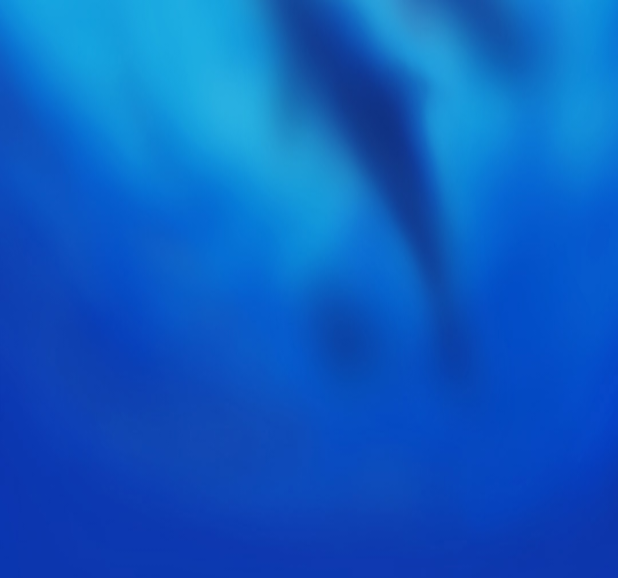
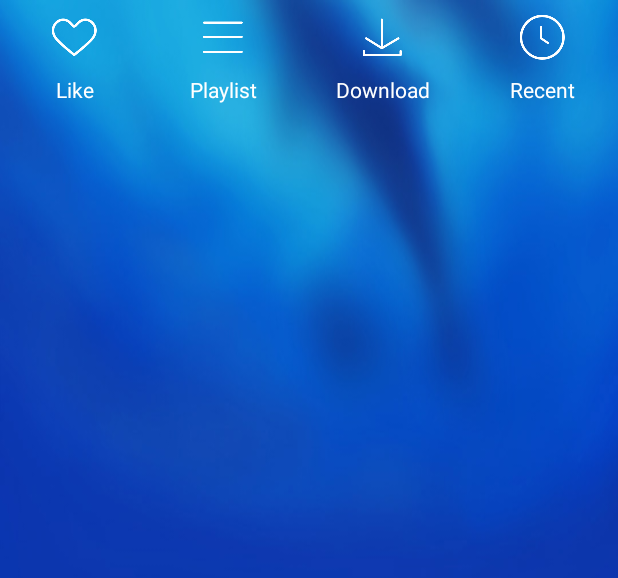
Before and after one commit to Aphrodite123/style, an Android app: the layout fragment_listen.xml on its own in the app's theme, with its tools: preview values and no code run, on a phone screen of 412 x 824 dp. Shown: the top 578 px of the screen. Run offline under Robolectric (Android 15) with nearby library versions, the phone set to English and light mode, and no system bars.

Commit message:
fragment listen navigation

```diff
--- a/HyunPlayer/app/src/main/res/drawable/actionbar_listen_bg_selected.xml
+++ b/HyunPlayer/app/src/main/res/drawable/actionbar_listen_bg_selected.xml
@@ -1,5 +1,5 @@
 <?xml version="1.0" encoding="utf-8"?>
 <selector xmlns:android="http://schemas.android.com/apk/res/android">
-    <item android:drawable="@drawable/actionbar_listen_selected" android:state_pressed="true"/>
+    <item android:drawable="@drawable/actionbar_listen_selected" android:state_selected="true"/>
     <item android:drawable="@drawable/actionbar_listen_normal"/>
 </selector>
--- a/HyunPlayer/app/src/main/res/drawable/actionbar_search_bg_selected.xml
+++ b/HyunPlayer/app/src/main/res/drawable/actionbar_search_bg_selected.xml
@@ -1,5 +1,5 @@
 <?xml version="1.0" encoding="utf-8"?>
 <selector xmlns:android="http://schemas.android.com/apk/res/android">
-    <item android:drawable="@drawable/actionbar_search_pressed" android:state_pressed="true"/>
+    <item android:drawable="@drawable/actionbar_search_pressed" android:state_selected="true"/>
     <item android:drawable="@drawable/actionbar_search_normal"/>
 </selector>
--- a/HyunPlayer/app/src/main/res/drawable/actionbar_sing_bg_selected.xml
+++ b/HyunPlayer/app/src/main/res/drawable/actionbar_sing_bg_selected.xml
@@ -1,5 +1,5 @@
 <?xml version="1.0" encoding="utf-8"?>
 <selector xmlns:android="http://schemas.android.com/apk/res/android">
-    <item android:drawable="@drawable/actionbar_sing_selected" android:state_pressed="true"/>
+    <item android:drawable="@drawable/actionbar_sing_selected" android:state_selected="true"/>
     <item android:drawable="@drawable/actionbar_sing_normal"/>
 </selector>
--- a/HyunPlayer/app/src/main/res/drawable/actionbar_watch_bg_selected.xml
+++ b/HyunPlayer/app/src/main/res/drawable/actionbar_watch_bg_selected.xml
@@ -1,5 +1,5 @@
 <?xml version="1.0" encoding="utf-8"?>
 <selector xmlns:android="http://schemas.android.com/apk/res/android">
-    <item android:drawable="@drawable/actionbar_watch_selected" android:state_pressed="true"/>
+    <item android:drawable="@drawable/actionbar_watch_selected" android:state_selected="true"/>
     <item android:drawable="@drawable/actionbar_watch_normal"/>
 </selector>
--- /dev/null
+++ b/HyunPlayer/app/src/main/res/drawable/fragement_listen_like_selected.xml
@@ -0,0 +1,5 @@
+<?xml version="1.0" encoding="utf-8"?>
+<selector xmlns:android="http://schemas.android.com/apk/res/android">
+    <item android:drawable="@drawable/skin_kg_navigation_fav_pressed" android:state_pressed="true"/>
+    <item android:drawable="@drawable/skin_kg_navigation_fav_normal"/>
+</selector>
--- /dev/null
+++ b/HyunPlayer/app/src/main/res/drawable/fragment_listen_download_selected.xml
@@ -0,0 +1,5 @@
+<?xml version="1.0" encoding="utf-8"?>
+<selector xmlns:android="http://schemas.android.com/apk/res/android">
+    <item android:drawable="@drawable/skin_kg_navigation_download_pressed" android:state_pressed="true"/>
+    <item android:drawable="@drawable/skin_kg_navigation_download_normal"/>
+</selector>
--- /dev/null
+++ b/HyunPlayer/app/src/main/res/drawable/fragment_listen_playlist_selected.xml
@@ -0,0 +1,5 @@
+<?xml version="1.0" encoding="utf-8"?>
+<selector xmlns:android="http://schemas.android.com/apk/res/android">
+    <item android:drawable="@drawable/skin_kg_navigation_playlist_pressed" android:state_pressed="true"/>
+    <item android:drawable="@drawable/skin_kg_navigation_playlist_normal"/>
+</selector>
--- /dev/null
+++ b/HyunPlayer/app/src/main/res/drawable/fragment_listen_recent_selected.xml
@@ -0,0 +1,5 @@
+<?xml version="1.0" encoding="utf-8"?>
+<selector xmlns:android="http://schemas.android.com/apk/res/android">
+    <item android:drawable="@drawable/skin_kg_navigation_recent_pressed" android:state_pressed="true"/>
+    <item android:drawable="@drawable/skin_kg_navigation_recent_normal"/>
+</selector>
--- a/HyunPlayer/app/src/main/res/layout/fragment_listen.xml
+++ b/HyunPlayer/app/src/main/res/layout/fragment_listen.xml
@@ -10,7 +10,82 @@
         android:layout_height="wrap_content"
         android:orientation="horizontal">
 
+        <LinearLayout
+            android:id="@+id/listen_like_ll"
+            android:layout_width="wrap_content"
+            android:layout_height="wrap_content"
+            android:layout_weight="1"
+            android:gravity="center"
+            android:orientation="horizontal">
+
+            <TextView
+                android:id="@+id/listen_like_info"
+                android:layout_width="wrap_content"
+                android:layout_height="wrap_content"
+                android:drawableTop="@drawable/fragement_listen_like_selected"
+                android:gravity="center"
+                android:text="@string/listen_like"
+                android:textColor="@android:color/white"/>
+
+        </LinearLayout>
+
+        <LinearLayout
+            android:id="@+id/listen_playlist_ll"
+            android:layout_width="wrap_content"
+            android:layout_height="wrap_content"
+            android:layout_weight="1"
+            android:gravity="center"
+            android:orientation="horizontal">
+
+            <TextView
+                android:id="@+id/listen_playlist_info"
+                android:layout_width="wrap_content"
+                android:layout_height="wrap_content"
+                android:drawableTop="@drawable/fragment_listen_playlist_selected"
+                android:gravity="center"
+                android:text="@string/listen_playlist"
+                android:textColor="@android:color/white"/>
+
+        </LinearLayout>
+
+        <LinearLayout
+            android:id="@+id/listen_download_ll"
+            android:layout_width="wrap_content"
+            android:layout_height="wrap_content"
+            android:layout_weight="1"
+            android:gravity="center"
+            android:orientation="horizontal">
+
+            <TextView
+                android:id="@+id/listen_download_info"
+                android:layout_width="wrap_content"
+                android:layout_height="wrap_content"
+                android:drawableTop="@drawable/fragment_listen_download_selected"
+                android:gravity="center"
+                android:text="@string/listen_download"
+                android:textColor="@android:color/white"/>
+
+        </LinearLayout>
+
+        <LinearLayout
+            android:id="@+id/listen_recent_ll"
+            android:layout_width="wrap_content"
+            android:layout_height="wrap_content"
+            android:layout_weight="1"
+            android:gravity="center"
+            android:orientation="horizontal">
+
+            <TextView
+                android:id="@+id/listen_recent_info"
+                android:layout_width="wrap_content"
+                android:layout_height="wrap_content"
+                android:drawableTop="@drawable/fragment_listen_recent_selected"
+                android:gravity="center"
+                android:text="@string/listen_recent"
+                android:textColor="@android:color/white"/>
+
+        </LinearLayout>
+
     </LinearLayout>
 
-
 </ScrollView>
--- a/HyunPlayer/app/src/main/res/values/colors.xml
+++ b/HyunPlayer/app/src/main/res/values/colors.xml
@@ -8,4 +8,8 @@
     <color name="button_disable">#DEDEDE</color>
     <color name="green_button_pressed">#16B388</color>
     <color name="green_button_normal">#23B990</color>
+
+    <!-- fragment listen -->
+    <color name="fragment_listen_navigation_pressed">#F3F7FC</color>
+
 </resources>
--- a/HyunPlayer/app/src/main/res/values/strings.xml
+++ b/HyunPlayer/app/src/main/res/values/strings.xml
@@ -19,4 +19,11 @@
     <string name="menus_funny">Funny</string>
     <string name="menus_child">Child</string>
     <string name="menus_original">Original</string>
+
+    <!-- fragment listen -->
+    <string name="listen_like">Like</string>
+    <string name="listen_playlist">Playlist</string>
+    <string name="listen_download">Download</string>
+    <string name="listen_recent">Recent</string>
+
 </resources>
```
Also changed, not shown: HyunPlayer/app/src/main/java/com/aphrodite/hyunplayer/ui/activity/HomeActivity.java (+29 -25 lines), HyunPlayer/app/src/main/res/drawable-xxhdpi/skin_kg_navigation_download_normal.png (added), HyunPlayer/app/src/main/res/drawable-xxhdpi/skin_kg_navigation_download_pressed.png (added), HyunPlayer/app/src/main/res/drawable-xxhdpi/skin_kg_navigation_fav_normal.png (added), HyunPlayer/app/src/main/res/drawable-xxhdpi/skin_kg_navigation_fav_pressed.png (added), HyunPlayer/app/src/main/res/drawable-xxhdpi/skin_kg_navigation_playlist_normal.png (added), HyunPlayer/app/src/main/res/drawable-xxhdpi/skin_kg_navigation_playlist_pressed.png (added), HyunPlayer/app/src/main/res/drawable-xxhdpi/skin_kg_navigation_recent_normal.png (added), HyunPlayer/app/src/main/res/drawable-xxhdpi/skin_kg_navigation_recent_pressed.png (added), 1 other file.
